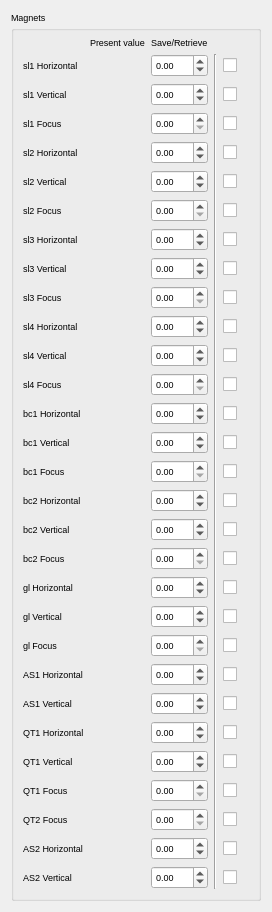
Above: src/widgets/ui/snapshot_magnets.ui from srgblnch/LinacGUI before the change. Below: the same form after it.
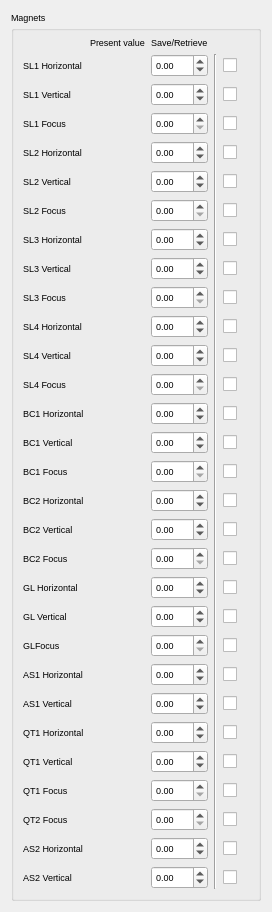
That is the form after the change. Custom widgets are drawn as their Qt base class.

Commit message: modify the labels to have all in upper case

```diff
--- a/src/widgets/ui/snapshot_magnets.ui
+++ b/src/widgets/ui/snapshot_magnets.ui
@@ -121,7 +121,7 @@
       <item row="16" column="0">
        <widget class="QLabel" name="bc2HLabel">
         <property name="text">
-         <string>bc2 Horizontal</string>
+         <string>BC2 Horizontal</string>
         </property>
        </widget>
       </item>
@@ -229,7 +229,7 @@
       <item row="21" column="0">
        <widget class="QLabel" name="glFLabel">
         <property name="text">
-         <string>gl Focus</string>
+         <string>GLFocus</string>
         </property>
        </widget>
       </item>
@@ -260,7 +260,7 @@
       <item row="19" column="0">
        <widget class="QLabel" name="glHLabel">
         <property name="text">
-         <string>gl Horizontal</string>
+         <string>GL Horizontal</string>
         </property>
        </widget>
       </item>
@@ -306,14 +306,14 @@
       <item row="20" column="0">
        <widget class="QLabel" name="glVLabel">
         <property name="text">
-         <string>gl Vertical</string>
+         <string>GL Vertical</string>
         </property>
        </widget>
       </item>
       <item row="18" column="0">
        <widget class="QLabel" name="bc2FLabel">
         <property name="text">
-         <string>bc2 Focus</string>
+         <string>BC2 Focus</string>
         </property>
        </widget>
       </item>
@@ -349,7 +349,7 @@
       <item row="17" column="0">
        <widget class="QLabel" name="bc2VLabel">
         <property name="text">
-         <string>bc2 Vertical</string>
+         <string>BC2 Vertical</string>
         </property>
        </widget>
       </item>
@@ -442,7 +442,7 @@
       <item row="11" column="0">
        <widget class="QLabel" name="sl4VLabel">
         <property name="text">
-         <string>sl4 Vertical</string>
+         <string>SL4 Vertical</string>
         </property>
        </widget>
       </item>
@@ -465,7 +465,7 @@
       <item row="10" column="0">
        <widget class="QLabel" name="sl4HLabel">
         <property name="text">
-         <string>sl4 Horizontal</string>
+         <string>SL4 Horizontal</string>
         </property>
        </widget>
       </item>
@@ -502,7 +502,7 @@
       <item row="12" column="0">
        <widget class="QLabel" name="sl4FLabel">
         <property name="text">
-         <string>sl4 Focus</string>
+         <string>SL4 Focus</string>
         </property>
        </widget>
       </item>
@@ -573,7 +573,7 @@
       <item row="9" column="0">
        <widget class="QLabel" name="sl3FLabel">
         <property name="text">
-         <string>sl3 Focus</string>
+         <string>SL3 Focus</string>
         </property>
        </widget>
       </item>
@@ -612,7 +612,7 @@
       <item row="3" column="0">
        <widget class="QLabel" name="sl1FLabel">
         <property name="text">
-         <string>sl1 Focus</string>
+         <string>SL1 Focus</string>
         </property>
        </widget>
       </item>
@@ -643,21 +643,21 @@
       <item row="4" column="0">
        <widget class="QLabel" name="sl2HLabel">
         <property name="text">
-         <string>sl2 Horizontal</string>
+         <string>SL2 Horizontal</string>
         </property>
        </widget>
       </item>
       <item row="7" column="0">
        <widget class="QLabel" name="sl3HLabel">
         <property name="text">
-         <string>sl3 Horizontal</string>
+         <string>SL3 Horizontal</string>
         </property>
        </widget>
       </item>
       <item row="5" column="0">
        <widget class="QLabel" name="sl2VLabel">
         <property name="text">
-         <string>sl2 Vertical</string>
+         <string>SL2 Vertical</string>
         </property>
        </widget>
       </item>
@@ -678,7 +678,7 @@
       <item row="6" column="0">
        <widget class="QLabel" name="sl2FLabel">
         <property name="text">
-         <string>sl2 Focus</string>
+         <string>SL2 Focus</string>
         </property>
        </widget>
       </item>
@@ -707,14 +707,14 @@
       <item row="8" column="0">
        <widget class="QLabel" name="sl3VLabel">
         <property name="text">
-         <string>sl3 Vertical</string>
+         <string>SL3 Vertical</string>
         </property>
        </widget>
       </item>
       <item row="2" column="0">
        <widget class="QLabel" name="sl1VLabel">
         <property name="text">
-         <string>sl1 Vertical</string>
+         <string>SL1 Vertical</string>
         </property>
        </widget>
       </item>
@@ -734,7 +734,7 @@
       <item row="1" column="0">
        <widget class="QLabel" name="sl1HLabel">
         <property name="text">
-         <string>sl1 Horizontal</string>
+         <string>SL1 Horizontal</string>
         </property>
        </widget>
       </item>
@@ -820,7 +820,7 @@
       <item row="13" column="0">
        <widget class="QLabel" name="bc1HLabel">
         <property name="text">
-         <string>bc1 Horizontal</string>
+         <string>BC1 Horizontal</string>
         </property>
        </widget>
       </item>
@@ -847,7 +847,7 @@
       <item row="14" column="0">
        <widget class="QLabel" name="bc1VLabel">
         <property name="text">
-         <string>bc1 Vertical</string>
+         <string>BC1 Vertical</string>
         </property>
        </widget>
       </item>
@@ -877,7 +877,7 @@
       <item row="15" column="0">
        <widget class="QLabel" name="bc1FLabel">
         <property name="text">
-         <string>bc1 Focus</string>
+         <string>BC1 Focus</string>
         </property>
        </widget>
       </item>
```
The commit also changes 1 other file.
